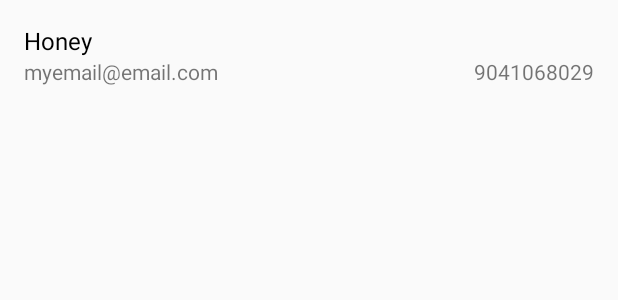
After one commit to honey-hoper/Medlog, an Android app: the layout manage_user_list_item.xml on its own in the app's theme, with its tools: preview values and no code run, on a phone screen of 412 x 824 dp. The commit adds this screen. Shown: the top 300 px of the screen. Run offline under Robolectric (Android 15) with nearby library versions, the phone set to English and light mode, and no system bars.

Commit message:
Created Manage User Activity

```diff
--- /dev/null
+++ b/app/src/main/java/com/webhopers/medlog/manageUser/ManageUserView.kt
@@ -0,0 +1,5 @@
+package com.webhopers.medlog.manageUser
+
+interface ManageUserView {
+    fun showProgressBar(bool: Boolean)
+}
--- a/app/src/main/java/com/webhopers/medlog/register/RegisterActivity.kt
+++ b/app/src/main/java/com/webhopers/medlog/register/RegisterActivity.kt
@@ -5,7 +5,6 @@ import android.support.v7.app.AppCompatActivity
 import android.os.Bundle
 import android.support.design.widget.Snackbar
 import android.view.View
-import android.widget.EditText
 import com.webhopers.medlog.R
 import com.webhopers.medlog.medRepMain.MedRepMainActivity
 import kotlinx.android.synthetic.main.activity_register.*
--- a/app/src/main/res/drawable/divider.xml
+++ b/app/src/main/res/drawable/divider.xml
@@ -2,6 +2,6 @@
 <shape  android:shape="rectangle" xmlns:android="http://schemas.android.com/apk/res/android">
 
     <size android:height="1dp"/>
-    <solid android:color="@color/colorPrimary"/>
+    <solid android:color="#d3d3d3"/>
 
 </shape>
--- a/app/src/main/res/layout/activity_register.xml
+++ b/app/src/main/res/layout/activity_register.xml
@@ -44,7 +44,6 @@
             android:theme="@style/AccentColorEditText"/>
 
     </android.support.design.widget.TextInputLayout>
-
 
 
     <android.support.design.widget.TextInputLayout
--- /dev/null
+++ b/app/src/main/res/layout/manage_user_list_item.xml
@@ -0,0 +1,43 @@
+<?xml version="1.0" encoding="utf-8"?>
+<RelativeLayout
+    xmlns:android="http://schemas.android.com/apk/res/android"
+    xmlns:tools="http://schemas.android.com/tools"
+    android:layout_width="match_parent"
+    android:layout_height="wrap_content"
+    android:background="?attr/android:selectableItemBackground"
+    android:clickable="true"
+    android:focusable="true">
+
+    <TextView
+        android:id="@+id/user_name_view"
+        android:layout_width="wrap_content"
+        android:layout_height="wrap_content"
+        android:layout_marginTop="16dp"
+        android:layout_marginLeft="16dp"
+        android:layout_marginStart="16dp"
+        android:textColor="#000"
+        android:textSize="16sp"
+        tools:text="Honey"/>
+
+    <TextView
+        android:id="@+id/user_email_view"
+        android:layout_width="wrap_content"
+        android:layout_height="wrap_content"
+        android:layout_below="@id/user_name_view"
+        android:layout_marginLeft="16dp"
+        android:layout_marginStart="16dp"
+        tools:text="myemail@email.com"/>
+
+    <TextView
+        android:id="@+id/user_number_view"
+        android:layout_width="wrap_content"
+        android:layout_height="wrap_content"
+        android:layout_alignParentEnd="true"
+        android:layout_alignParentRight="true"
+        android:layout_marginEnd="16dp"
+        android:layout_marginRight="16dp"
+        android:layout_marginBottom="8dp"
+        android:layout_below="@id/user_name_view"
+        tools:text="9041068029"/>
+
+</RelativeLayout>
--- a/app/src/main/res/menu/admin_main_menu.xml
+++ b/app/src/main/res/menu/admin_main_menu.xml
@@ -1,6 +1,10 @@
 <?xml version="1.0" encoding="utf-8"?>
 <menu xmlns:android="http://schemas.android.com/apk/res/android"
     xmlns:app="http://schemas.android.com/apk/res-auto">
+
+    <item android:id="@+id/admin_action_mng_user"
+        android:title="@string/mng_user"
+        app:showAsAction="never"/>
 
     <item android:id="@+id/admin_action_reset_acc"
         android:title="@string/reset_acc"
--- a/app/src/main/res/values/strings.xml
+++ b/app/src/main/res/values/strings.xml
@@ -39,6 +39,7 @@
     <string name="reset">Reset</string>
     <!-- AccountCreationCodeActivity -->
 
+
     <!-- Errors -->
     <string name="no_internet">Not Connected</string>
     <!-- Errors -->
@@ -51,6 +52,10 @@
     <!-- MedRep Main Menu -->
     <string name="signout">Signout</string>
     <!-- MedRep Main Menu -->
+
+    <!-- Admin Main Menu -->
+    <string name="mng_user">Manage Users</string>
+    <!-- Admin Main Menu -->
 
     <!-- Dialogs -->
     <string name="enter_playlist_name">Enter Playlist Name</string>
```
Also changed, not shown: app/src/main/AndroidManifest.xml (+7 -13 lines), app/src/main/java/com/webhopers/medlog/adapters/FirebaseListAdapter.kt (added, +29 -0 lines), app/src/main/java/com/webhopers/medlog/adminMain/AdminMainActivity.kt (+5 -3 lines), app/src/main/java/com/webhopers/medlog/manageUser/ManageUserActivity.kt (added, +44 -0 lines), app/src/main/java/com/webhopers/medlog/models/MedRepInfo.kt (+4 -4 lines), app/src/main/res/layout/activity_manage_user.xml (added, +18 -0 lines).
